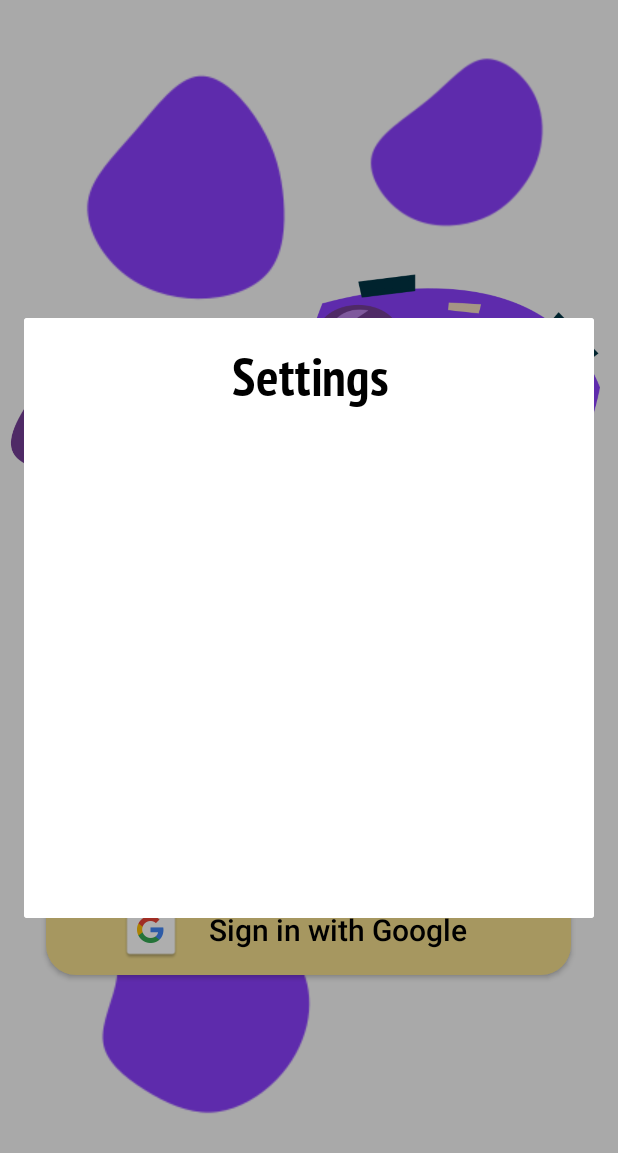
After one commit to sdvkit/solvio, an Android app: the fragment SettingsDialog placed in its activity, on a phone screen of 412 x 824 dp. The commit adds this screen. Shown: the top 1153 px of the screen. Run offline under Robolectric (Android 15) with nearby library versions, the light colour scheme and no system bars.

Commit message:
Settings dialog has been added

```diff
--- a/app/src/main/java/com/sdv/kit/solvio/contract/ScreenChanger.kt
+++ b/app/src/main/java/com/sdv/kit/solvio/contract/ScreenChanger.kt
@@ -4,4 +4,5 @@ import androidx.fragment.app.Fragment
 
 interface ScreenChanger {
     fun changeScreen(screenFragment: Fragment)
+    fun openScreen(screenFragment: Fragment)
 }
--- /dev/null
+++ b/app/src/main/java/com/sdv/kit/solvio/view/dialog/SettingsDialog.kt
@@ -0,0 +1,26 @@
+package com.sdv.kit.solvio.view.dialog
+
+import android.os.Bundle
+import android.view.LayoutInflater
+import android.view.View
+import android.view.ViewGroup
+import androidx.fragment.app.DialogFragment
+import com.sdv.kit.solvio.databinding.ViewSettingsDialogBinding
+
+
+class SettingsDialog : DialogFragment() {
+    private var mBinding: ViewSettingsDialogBinding? = null
+
+    override fun onCreateView(
+        inflater: LayoutInflater,
+        container: ViewGroup?,
+        savedInstanceState: Bundle?
+    ): View {
+        mBinding = ViewSettingsDialogBinding.inflate(inflater, container, false)
+        return mBinding!!.root
+    }
+
+    override fun onViewCreated(view: View, savedInstanceState: Bundle?) {
+        super.onViewCreated(view, savedInstanceState)
+    }
+}
--- /dev/null
+++ b/app/src/main/res/layout/view_settings_dialog.xml
@@ -0,0 +1,34 @@
+<?xml version="1.0" encoding="utf-8"?>
+<androidx.constraintlayout.widget.ConstraintLayout xmlns:android="http://schemas.android.com/apk/res/android"
+    xmlns:app="http://schemas.android.com/apk/res-auto"
+    xmlns:tools="http://schemas.android.com/tools"
+    android:layout_width="match_parent"
+    android:layout_height="match_parent"
+    tools:background="@color/primary">
+
+    <androidx.constraintlayout.widget.ConstraintLayout
+        android:layout_width="400dp"
+        android:layout_height="400dp"
+        android:background="@color/white"
+        app:layout_constraintBottom_toBottomOf="parent"
+        app:layout_constraintEnd_toEndOf="parent"
+        app:layout_constraintStart_toStartOf="parent"
+        app:layout_constraintTop_toTopOf="parent">
+
+        <TextView
+            android:id="@+id/actionsTextView"
+            android:layout_width="wrap_content"
+            android:layout_height="wrap_content"
+            android:fontFamily="@font/pt_sans_narrow_bold"
+            android:text="@string/settings"
+            android:textAlignment="center"
+            android:textColor="@color/black"
+            android:textSize="35sp"
+            android:layout_marginTop="16dp"
+            app:layout_constraintEnd_toEndOf="parent"
+            app:layout_constraintStart_toStartOf="parent"
+            app:layout_constraintTop_toTopOf="parent" />
+
+    </androidx.constraintlayout.widget.ConstraintLayout>
+
+</androidx.constraintlayout.widget.ConstraintLayout>
--- a/app/src/main/res/values/strings.xml
+++ b/app/src/main/res/values/strings.xml
@@ -6,4 +6,5 @@
     <string name="tagline">Educational children\'s game</string>
     <string name="sign_in_with_google">Sign in with Google</string>
     <string name="help">Help</string>
+    <string name="settings">Settings</string>
 </resources>
```
Also changed, not shown: app/src/main/java/com/sdv/kit/solvio/MainActivity.kt (+7 -0 lines), app/src/main/java/com/sdv/kit/solvio/screen/ActorCardScreenFragment.kt (+7 -0 lines), app/src/main/java/com/sdv/kit/solvio/screen/MainMenuScreenFragment.kt (+23 -2 lines), app/src/main/res/anim/play_level_animation.xml (added, +11 -0 lines), app/src/main/res/layout/fragment_screen_actor_card.xml (+6 -6 lines), 1 other file.
